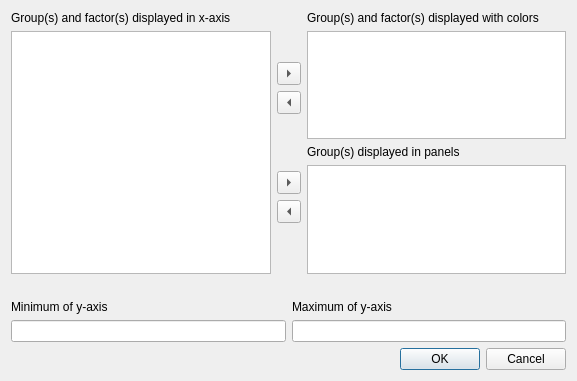
cogstat/cogstat, file cogstat/ui/display_options_mixed.ui: the form before one commit.
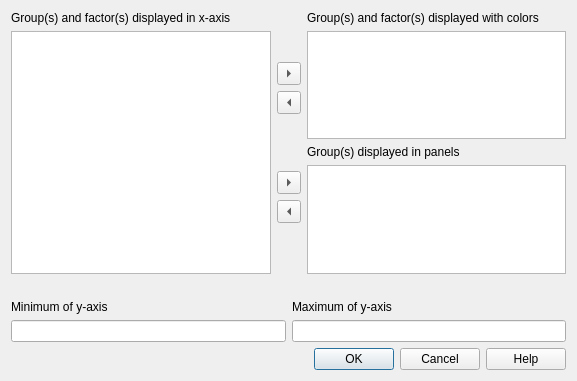
The form after the commit.

Commit message: Add Help buttons to dialogs

The edit to the form file:
```diff
--- a/cogstat/ui/display_options_mixed.ui
+++ b/cogstat/ui/display_options_mixed.ui
@@ -202,7 +202,7 @@
         <enum>Qt::Horizontal</enum>
        </property>
        <property name="standardButtons">
-        <set>QDialogButtonBox::Cancel|QDialogButtonBox::Ok</set>
+        <set>QDialogButtonBox::Cancel|QDialogButtonBox::Help|QDialogButtonBox::Ok</set>
        </property>
        <property name="centerButtons">
         <bool>false</bool>
```
The commit also changes 40 other files.
